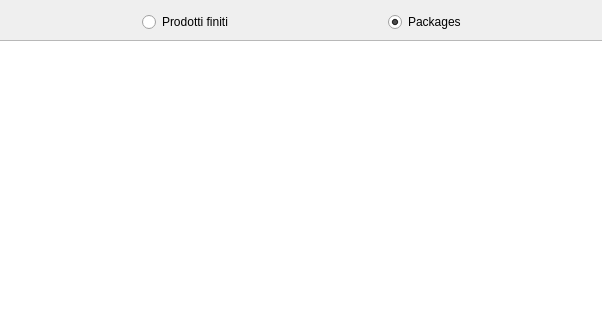
This is hmodifyprod.ui in starwork/hamlet-mod-sanremofoods as Qt 5 draws it before an edit; both pictures show x 116 to 718 and y 0 to 320 of the 1143 by 711 pixel window. The edited form follows.
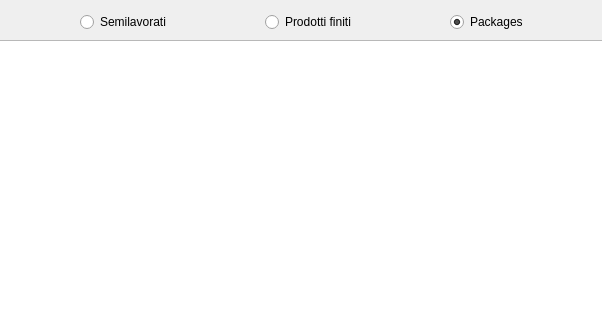
This is the edited form. Icons and pictures are not drawn.

```diff
--- a/hmodifyprod.ui
+++ b/hmodifyprod.ui
@@ -35,6 +35,13 @@
        <item>
         <widget class="QRadioButton" name="radioButton_2">
          <property name="text">
+          <string>Semilavorati</string>
+         </property>
+        </widget>
+       </item>
+       <item>
+        <widget class="QRadioButton" name="radioButton_3">
+         <property name="text">
           <string>Prodotti finiti</string>
          </property>
         </widget>
```
Left out of the diff: 16 changed lines with no effect on the pictures.
